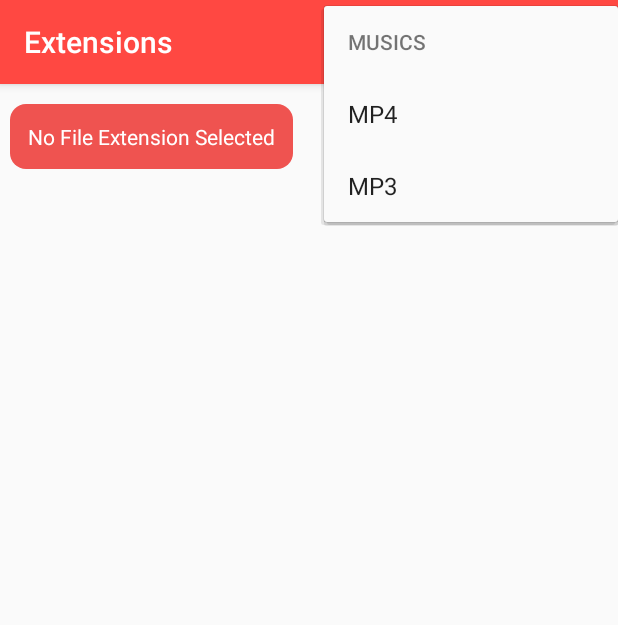
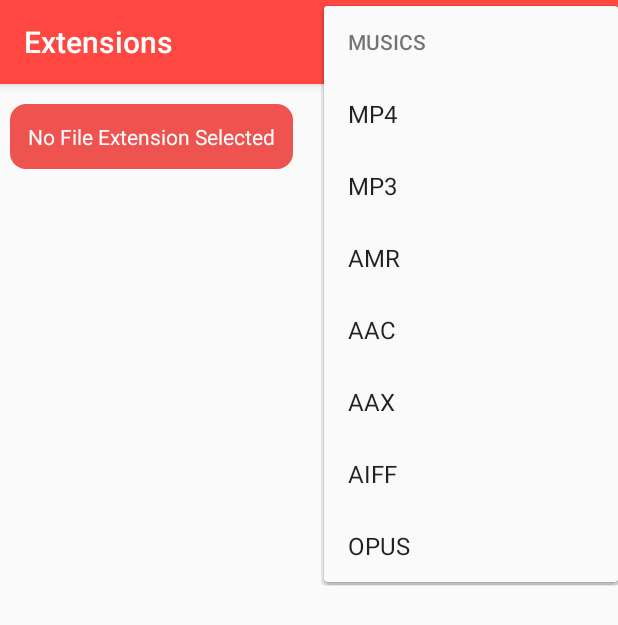
Before and after one commit to arnoldvaz27/Extensions, an Android app: the screen it shows after launch (MainActivity), in the options menu, after a tap on "MUSICS", on a phone screen of 412 x 824 dp. Shown: the top 625 px of the screen. Run offline under Robolectric (Android 15) with nearby library versions, the phone set to English and light mode, and no system bars; our stand-ins replace sdp/ssp sizes; libraries missing offline, so code that uses them is left out: com.karumi.dexter; 1 statement that could not run was skipped.

Commit message:
Update: - amr,aiff,aax,py,opus file extension added

```diff
--- a/app/src/main/java/com/example/differentandroidcodes/MainActivity.java
+++ b/app/src/main/java/com/example/differentandroidcodes/MainActivity.java
@@ -171,6 +171,41 @@ public class MainActivity extends AppCompatActivity {
             selected.setText("MP3 files are displayed");
             na.setVisibility(View.GONE);
         }
+        if(item.getItemId() == R.id.amr){
+            fileEnd = "AMR";
+            displayPdf();
+            selected.setVisibility(View.VISIBLE);
+            selected.setText("AMR files are displayed");
+            na.setVisibility(View.GONE);
+        }
+        if(item.getItemId() == R.id.aac){
+            fileEnd = "AAC";
+            displayPdf();
+            selected.setVisibility(View.VISIBLE);
+            selected.setText("AAC files are displayed");
+            na.setVisibility(View.GONE);
+        }
+        if(item.getItemId() == R.id.aax){
+            fileEnd = "AAX";
+            displayPdf();
+            selected.setVisibility(View.VISIBLE);
+            selected.setText("AAX files are displayed");
+            na.setVisibility(View.GONE);
+        }
+        if(item.getItemId() == R.id.aiff){
+            fileEnd = "AIFF";
+            displayPdf();
+            selected.setVisibility(View.VISIBLE);
+            selected.setText("AIFF files are displayed");
+            na.setVisibility(View.GONE);
+        }
+        if(item.getItemId() == R.id.opus){
+            fileEnd = "OPUS";
+            displayPdf();
+            selected.setVisibility(View.VISIBLE);
+            selected.setText("OPUS files are displayed");
+            na.setVisibility(View.GONE);
+        }
         if(item.getItemId() == R.id.pdf){
             fileEnd = "PDF";
             displayPdf();
@@ -248,13 +283,6 @@ public class MainActivity extends AppCompatActivity {
             selected.setText("PS files are displayed");
             na.setVisibility(View.GONE);
         }
-        if(item.getItemId() == R.id.aac){
-            fileEnd = "AAC";
-            displayPdf();
-            selected.setVisibility(View.VISIBLE);
-            selected.setText("AAC files are displayed");
-            na.setVisibility(View.GONE);
-        }
         if(item.getItemId() == R.id.html){
             fileEnd = "HTML";
             displayPdf();
@@ -281,6 +309,13 @@ public class MainActivity extends AppCompatActivity {
             displayPdf();
             selected.setVisibility(View.VISIBLE);
             selected.setText("JAVA files are displayed");
+            na.setVisibility(View.GONE);
+        }
+        if(item.getItemId() == R.id.py){
+            fileEnd = "PYTHON";
+            displayPdf();
+            selected.setVisibility(View.VISIBLE);
+            selected.setText("PYTHON files are displayed");
             na.setVisibility(View.GONE);
         }
         if(item.getItemId() == R.id.json){
--- a/app/src/main/java/com/example/differentandroidcodes/PdfAdapter.java
+++ b/app/src/main/java/com/example/differentandroidcodes/PdfAdapter.java
@@ -53,6 +53,21 @@ public class PdfAdapter extends RecyclerView.Adapter<PdfViewHolder> {
             case "MP3":
                 holder.imageView.setImageResource(R.drawable.mp3);
                 break;
+            case "AMR":
+                holder.imageView.setImageResource(R.drawable.amr);
+                break;
+            case "AAC":
+                holder.imageView.setImageResource(R.drawable.aac);
+                break;
+            case "AAX":
+                holder.imageView.setImageResource(R.drawable.aax);
+                break;
+            case "AIFF":
+                holder.imageView.setImageResource(R.drawable.aiff);
+                break;
+            case "OPUS":
+                holder.imageView.setImageResource(R.drawable.opus);
+                break;
             case "PDF":
                 holder.imageView.setImageResource(R.drawable.pdf);
                 break;
@@ -86,9 +101,6 @@ public class PdfAdapter extends RecyclerView.Adapter<PdfViewHolder> {
             case "PS":
                 holder.imageView.setImageResource(R.drawable.ps);
                 break;
-            case "AAC":
-                holder.imageView.setImageResource(R.drawable.aac);
-                break;
             case "HTML":
                 holder.imageView.setImageResource(R.drawable.html);
                 break;
@@ -100,6 +112,9 @@ public class PdfAdapter extends RecyclerView.Adapter<PdfViewHolder> {
                 break;
             case "JAVA":
                 holder.imageView.setImageResource(R.drawable.java);
+                break;
+            case "PYTHON":
+                holder.imageView.setImageResource(R.drawable.py);
                 break;
             case "JSON":
                 holder.imageView.setImageResource(R.drawable.json);
--- a/app/src/main/res/menu/menu_extension.xml
+++ b/app/src/main/res/menu/menu_extension.xml
@@ -2,138 +2,153 @@
 <menu xmlns:android="http://schemas.android.com/apk/res/android"
     xmlns:app="http://schemas.android.com/apk/res-auto">
 
-    <item android:title="Info"
+    <item android:title="@string/info"
         android:id="@+id/info"
         android:icon="@drawable/info_stylish"
-        app:showAsAction="always"/>
+        app:showAsAction="ifRoom"/>
 
-    <item android:title="IMAGES"
+    <item android:title="@string/images"
         android:id="@+id/image"
         app:showAsAction="never">
 
         <menu>
-            <item android:title="JPG"
+            <item android:title="@string/jpg"
                 android:id="@+id/jpg"
                 app:showAsAction="never"/>
-            <item android:title="JPEG"
+            <item android:title="@string/jpeg"
                 android:id="@+id/jpeg"
                 app:showAsAction="never"/>
-            <item android:title="PNG"
+            <item android:title="@string/png"
                 android:id="@+id/png"
                 app:showAsAction="never"/>
 
-            <item android:title="SVG"
+            <item android:title="@string/svg"
                 android:id="@+id/svg"
                 app:showAsAction="never"/>
 
-            <item android:title="GIF"
+            <item android:title="@string/gif"
                 android:id="@+id/gif"
                 app:showAsAction="never"/>
         </menu>
     </item>
-    <item android:title="MUSICS"
+    <item android:title="@string/musics"
         android:id="@+id/music"
         app:showAsAction="never">
 
         <menu>
-            <item android:title="MP4"
+            <item android:title="@string/mp4"
                 android:id="@+id/mp4"
                 app:showAsAction="never"/>
-            <item android:title="MP3"
+            <item android:title="@string/mp3"
                 android:id="@+id/mp3"
+                app:showAsAction="never"/>
+            <item android:title="@string/amr"
+                android:id="@+id/amr"
+                app:showAsAction="never"/>
+            <item android:title="@string/aac"
+                android:id="@+id/aac"
+                app:showAsAction="never"/>
+            <item android:title="@string/aax"
+                android:id="@+id/aax"
+                app:showAsAction="never"/>
+            <item android:title="@string/aiff"
+                android:id="@+id/aiff"
+                app:showAsAction="never"/>
+            <item android:title="@string/opus"
+                android:id="@+id/opus"
                 app:showAsAction="never"/>
         </menu>
     </item>
-    <item android:title="FILES"
+    <item android:title="@string/files"
         android:id="@+id/file"
         app:showAsAction="never">
 
         <menu>
-            <item android:title="PDF"
+            <item android:title="@string/pdf"
                 android:id="@+id/pdf"
                 app:showAsAction="never"/>
-            <item android:title="Ms/Google DOC"
+            <item android:title="@string/ms_google_doc"
                 android:id="@+id/doc"
                 app:showAsAction="never"/>
-            <item android:title="Ms/Google PPT"
+            <item android:title="@string/ms_google_ppt"
                 android:id="@+id/ppt"
                 app:showAsAction="never"/>
-            <item android:title="Ms/Google XLS"
+            <item android:title="@string/ms_google_xls"
                 android:id="@+id/xls"
                 app:showAsAction="never"/>
-            <item android:title="Ms/Google CSV"
+            <item android:title="@string/ms_google_csv"
                 android:id="@+id/csv"
                 app:showAsAction="never"/>
-            <item android:title="TXT"
+            <item android:title="@string/txt"
                 android:id="@+id/txt"
                 app:showAsAction="never"/>
         </menu>
     </item>
-    <item android:title="COMPRESS FILES"
+    <item android:title="@string/compress_files"
         android:id="@+id/compressFile"
         app:showAsAction="never">
 
         <menu>
-            <item android:title="ZIP"
+            <item android:title="@string/zip"
                 android:id="@+id/zip"
                 app:showAsAction="never"/>
-            <item android:title="TAR"
+            <item android:title="@string/tar"
                 android:id="@+id/tar"
                 app:showAsAction="never"/>
-            <item android:title="RAR"
+            <item android:title="@string/rar"
                 android:id="@+id/rar"
                 app:showAsAction="never"/>
         </menu>
     </item>
-    <item android:title="ADOBE FILES"
+    <item android:title="@string/adobe_files"
         android:id="@+id/adobeFile"
         app:showAsAction="never">
 
         <menu>
-            <item android:title="AI"
+            <item android:title="@string/ai"
                 android:id="@+id/ai"
                 app:showAsAction="never"/>
-            <item android:title="PS"
+            <item android:title="@string/ps"
                 android:id="@+id/ps"
-                app:showAsAction="never"/>
-            <item android:title="AAC"
-                android:id="@+id/aac"
                 app:showAsAction="never"/>
         </menu>
     </item>
-    <item android:title="CODE FILES"
+    <item android:title="@string/code_files"
         android:id="@+id/codeFile"
         app:showAsAction="never">
 
         <menu>
-            <item android:title="HTML"
+            <item android:title="@string/html"
                 android:id="@+id/html"
                 app:showAsAction="never"/>
-            <item android:title="CSS"
+            <item android:title="@string/css"
                 android:id="@+id/css"
                 app:showAsAction="never"/>
-            <item android:title="JAVA SCRIPT"
+            <item android:title="@string/java_script"
                 android:id="@+id/js"
                 app:showAsAction="never"/>
-            <item android:title="JAVA"
+            <item android:title="@string/java"
                 android:id="@+id/java"
                 app:showAsAction="never"/>
-            <item android:title="JSON"
+            <item android:title="@string/python"
+                android:id="@+id/py"
+                app:showAsAction="never"/>
+            <item android:title="@string/json"
                 android:id="@+id/json"
                 app:showAsAction="never"/>
         </menu>
     </item>
-    <item android:title="WINDOWS FILES"
+    <item android:title="@string/windows_files"
         android:id="@+id/windowsFile"
         app:showAsAction="never">
 
         <menu>
-            <item android:title="EXE"
+            <item android:title="@string/exe"
                 android:id="@+id/exe"
                 app:showAsAction="never"/>
         </menu>
     </item>
-    <item android:title=".NO EXTENSION FILES"
+    <item android:title="@string/no_extension_files"
         android:id="@+id/noExtFile"
         app:showAsAction="never" />
 </menu>
--- a/app/src/main/res/values/strings.xml
+++ b/app/src/main/res/values/strings.xml
@@ -4,4 +4,43 @@
     <string name="extension_name">extension name</string>
     <string name="there_are_no_files_to_display">There are no files to display</string>
     <string name="todo">TODO</string>
+    <string name="info">Info</string>
+    <string name="images">IMAGES</string>
+    <string name="musics">MUSICS</string>
+    <string name="jpg">JPG</string>
+    <string name="jpeg">JPEG</string>
+    <string name="png">PNG</string>
+    <string name="svg">SVG</string>
+    <string name="gif">GIF</string>
+    <string name="mp4">MP4</string>
+    <string name="mp3">MP3</string>
+    <string name="amr">AMR</string>
+    <string name="aac">AAC</string>
+    <string name="aax">AAX</string>
+    <string name="aiff">AIFF</string>
+    <string name="files">FILES</string>
+    <string name="pdf">PDF</string>
+    <string name="ms_google_doc">Ms/Google DOC</string>
+    <string name="ms_google_ppt">Ms/Google PPT</string>
+    <string name="ms_google_xls">Ms/Google XLS</string>
+    <string name="ms_google_csv">Ms/Google CSV</string>
+    <string name="txt">TXT</string>
+    <string name="compress_files">COMPRESS FILES</string>
+    <string name="zip">ZIP</string>
+    <string name="tar">TAR</string>
+    <string name="rar">RAR</string>
+    <string name="adobe_files">ADOBE FILES</string>
+    <string name="ai">AI</string>
+    <string name="ps">PS</string>
+    <string name="code_files">CODE FILES</string>
+    <string name="html">HTML</string>
+    <string name="css">CSS</string>
+    <string name="java_script">JAVA SCRIPT</string>
+    <string name="java">JAVA</string>
+    <string name="python">PYTHON</string>
+    <string name="json">JSON</string>
+    <string name="windows_files">WINDOWS FILES</string>
+    <string name="exe">EXE</string>
+    <string name="no_extension_files">.NO EXTENSION FILES</string>
+    <string name="opus">OPUS</string>
 </resources>
```
Also changed, not shown: app/src/main/res/drawable/aax.png (added), app/src/main/res/drawable/aiff.png (added), app/src/main/res/drawable/amr.png (added), app/src/main/res/drawable/opus.png (added), app/src/main/res/drawable/py.png (added).
